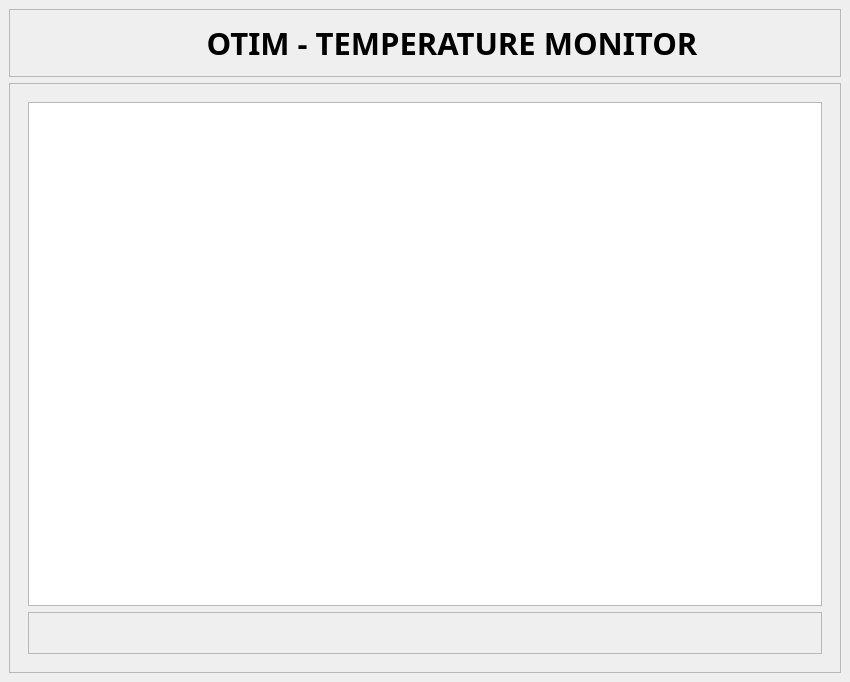
Qt form QT/pyino_sensor_display/pysensormain.ui (matheusns/rospy_sensor_monitor) before a commit.
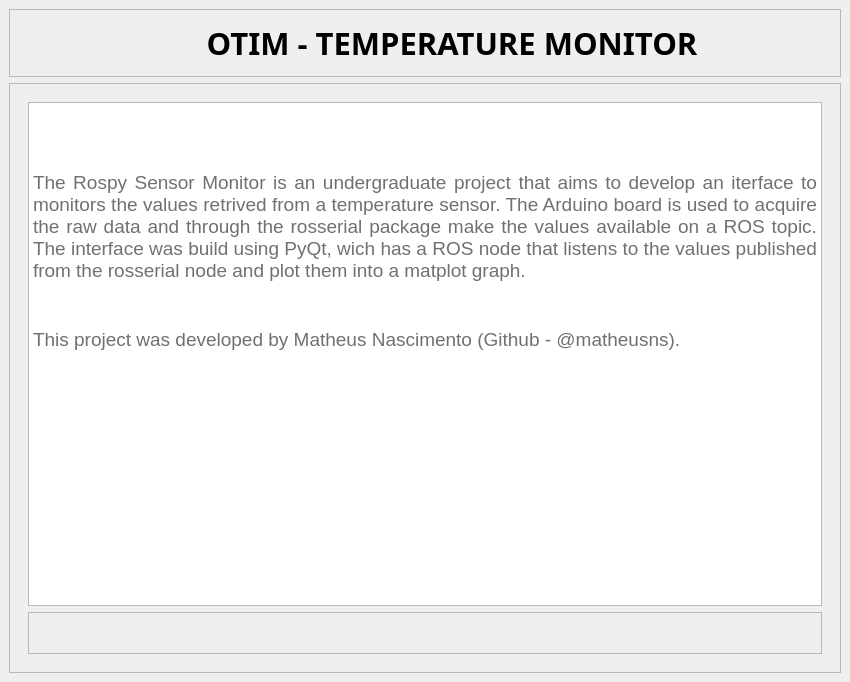
The same form after that commit. Icons and pictures are not drawn.

Commit message: Adds welcome text

The edit to the form file:
```diff
--- a/QT/pyino_sensor_display/pysensormain.ui
+++ b/QT/pyino_sensor_display/pysensormain.ui
@@ -170,7 +170,11 @@
 &lt;p align=&quot;center&quot; style=&quot;-qt-paragraph-type:empty; margin-top:0px; margin-bottom:0px; margin-left:0px; margin-right:0px; -qt-block-indent:0; text-indent:0px;&quot;&gt;&lt;br /&gt;&lt;/p&gt;
 &lt;p align=&quot;center&quot; style=&quot; margin-top:0px; margin-bottom:0px; margin-left:0px; margin-right:0px; -qt-block-indent:0; text-indent:0px;&quot;&gt;&lt;img src=&quot;:/images/logo_area1.png&quot; /&gt;&lt;/p&gt;
 &lt;p align=&quot;center&quot; style=&quot;-qt-paragraph-type:empty; margin-top:0px; margin-bottom:0px; margin-left:0px; margin-right:0px; -qt-block-indent:0; text-indent:0px; font-size:9pt;&quot;&gt;&lt;br /&gt;&lt;/p&gt;
-&lt;p align=&quot;center&quot; style=&quot;-qt-paragraph-type:empty; margin-top:0px; margin-bottom:0px; margin-left:0px; margin-right:0px; -qt-block-indent:0; text-indent:0px; font-size:9pt;&quot;&gt;&lt;br /&gt;&lt;/p&gt;&lt;/body&gt;&lt;/html&gt;</string>
+&lt;p align=&quot;center&quot; style=&quot;-qt-paragraph-type:empty; margin-top:0px; margin-bottom:0px; margin-left:0px; margin-right:0px; -qt-block-indent:0; text-indent:0px; font-size:9pt;&quot;&gt;&lt;br /&gt;&lt;/p&gt;
+&lt;p align=&quot;justify&quot; style=&quot; margin-top:0px; margin-bottom:0px; margin-left:0px; margin-right:0px; -qt-block-indent:0; text-indent:0px;&quot;&gt;&lt;span style=&quot; font-size:14pt; color:#707070;&quot;&gt;The Rospy Sensor Monitor is an undergraduate project that aims to develop an iterface to monitors the values retrived from a temperature sensor. The Arduino board is used to acquire the raw data and through the rosserial package make the values available on a ROS topic. The interface was build using PyQt, wich has a ROS node that listens to the values published from the rosserial node and plot them into a matplot graph. &lt;/span&gt;&lt;/p&gt;
+&lt;p align=&quot;justify&quot; style=&quot;-qt-paragraph-type:empty; margin-top:0px; margin-bottom:0px; margin-left:0px; margin-right:0px; -qt-block-indent:0; text-indent:0px; font-size:14pt; color:#707070;&quot;&gt;&lt;br /&gt;&lt;/p&gt;
+&lt;p align=&quot;justify&quot; style=&quot;-qt-paragraph-type:empty; margin-top:0px; margin-bottom:0px; margin-left:0px; margin-right:0px; -qt-block-indent:0; text-indent:0px; font-size:14pt; color:#707070;&quot;&gt;&lt;br /&gt;&lt;/p&gt;
+&lt;p align=&quot;justify&quot; style=&quot; margin-top:0px; margin-bottom:0px; margin-left:0px; margin-right:0px; -qt-block-indent:0; text-indent:0px;&quot;&gt;&lt;span style=&quot; font-size:14pt; color:#707070;&quot;&gt;This project was developed by Matheus Nascimento (Github - @matheusns).&lt;/span&gt;&lt;/p&gt;&lt;/body&gt;&lt;/html&gt;</string>
              </property>
             </widget>
            </item>
```
The commit also changes 1 other file.
